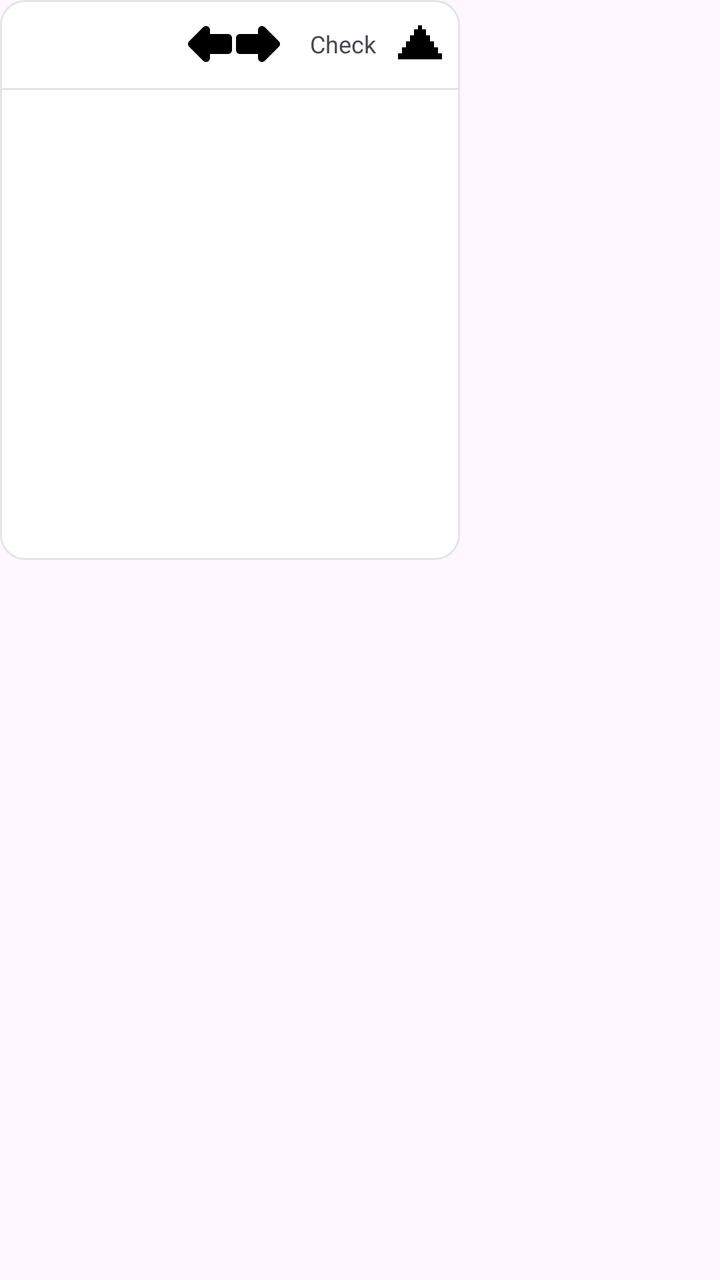
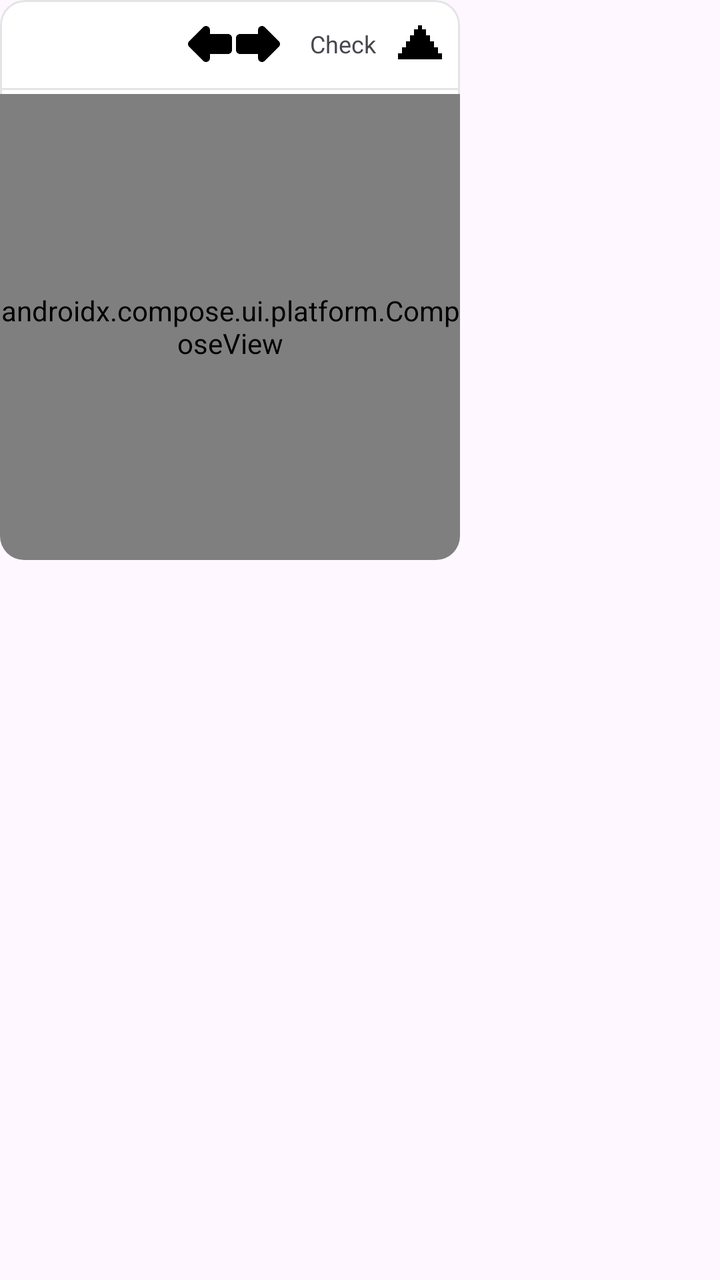

Screens rendered from an Android XML layout before and after an edit, with the pre-edit source and the edit as a unified diff.
<!-- AndroidManifest.xml: application theme AppTheme -->
<!-- res/layout/bubble_sheet_menu.xml -->
<?xml version="1.0" encoding="utf-8"?>
<FrameLayout xmlns:android="http://schemas.android.com/apk/res/android"
    android:id="@+id/bubble_sheet_root"
    android:layout_width="match_parent"
    android:layout_height="match_parent"
    android:clickable="true"
    android:focusable="true">

    <LinearLayout
        android:id="@+id/bubble_sheet_panel"
        android:layout_width="230dp"
        android:layout_height="280dp"
        android:orientation="vertical"
        android:background="@drawable/menu_panel_bg"
        android:clipToOutline="true"
        android:layout_gravity="top|start"
        android:layout_marginStart="0dp"
        android:layout_marginTop="0dp">

        
        <LinearLayout
            android:layout_width="match_parent"
            android:layout_height="44dp"
            android:orientation="horizontal"
            android:gravity="center_vertical"
            android:paddingStart="8dp"
            android:paddingEnd="8dp">

            <ImageView
                android:id="@+id/bubble_sheet_icon"
                android:layout_width="22dp"
                android:layout_height="22dp"
                android:contentDescription="Sheet type"
                android:scaleType="centerInside" />

            <LinearLayout
                android:layout_width="0dp"
                android:layout_height="wrap_content"
                android:layout_weight="1"
                android:layout_marginStart="6dp"
                android:orientation="vertical"
                android:gravity="center_vertical">

                <TextView
                    android:id="@+id/bubble_sheet_name"
                    android:layout_width="match_parent"
                    android:layout_height="wrap_content"
                    android:maxLines="1"
                    android:ellipsize="end"
                    android:textColor="#18181B"
                    android:textSize="12sp"
                    android:textStyle="bold" />

                <TextView
                    android:id="@+id/bubble_sheet_description"
                    android:layout_width="match_parent"
                    android:layout_height="wrap_content"
                    android:maxLines="1"
                    android:ellipsize="end"
                    android:textColor="#71717A"
                    android:textSize="9sp" />
            </LinearLayout>

            <ImageButton
                android:id="@+id/bubble_tool_undo"
                android:layout_width="24dp"
                android:layout_height="24dp"
                android:layout_marginStart="2dp"
                android:background="?android:attr/selectableItemBackgroundBorderless"
                android:contentDescription="Undo"
                android:padding="5dp"
                android:src="@drawable/ic_ss_undo" />

            <ImageButton
                android:id="@+id/bubble_tool_redo"
                android:layout_width="24dp"
                android:layout_height="24dp"
                android:background="?android:attr/selectableItemBackgroundBorderless"
                android:contentDescription="Redo"
                android:padding="5dp"
                android:src="@drawable/ic_ss_redo" />

            
            <LinearLayout
                android:id="@+id/bubble_tool_check_pill"
                android:layout_width="wrap_content"
                android:layout_height="wrap_content"
                android:layout_marginStart="4dp"
                android:orientation="horizontal"
                android:gravity="center_vertical">

                <ProgressBar
                    android:id="@+id/bubble_tool_spinner"
                    android:layout_width="12dp"
                    android:layout_height="12dp"
                    android:layout_marginStart="10dp"
                    android:indeterminate="true"
                    android:visibility="gone" />

                <TextView
                    android:id="@+id/bubble_tool_check"
                    android:layout_width="wrap_content"
                    android:layout_height="wrap_content"
                    android:paddingStart="10dp"
                    android:paddingEnd="10dp"
                    android:paddingTop="5dp"
                    android:paddingBottom="5dp"
                    android:text="Check"
                    android:textSize="12sp" />

                <ImageButton
                    android:id="@+id/bubble_tool_arrow"
                    android:layout_width="24dp"
                    android:layout_height="24dp"
                    android:background="?android:attr/selectableItemBackgroundBorderless"
                    android:contentDescription="Check options"
                    android:padding="7dp"
                    android:src="@drawable/ic_ss_check_arrow" />
            </LinearLayout>
        </LinearLayout>

        <LinearLayout
            android:id="@+id/bubble_check_menu"
            android:layout_width="match_parent"
            android:layout_height="wrap_content"
            android:layout_marginStart="4dp"
            android:layout_marginEnd="4dp"
            android:elevation="8dp"
            android:orientation="vertical"
            android:visibility="gone" />

        <View
            android:layout_width="match_parent"
            android:layout_height="1dp"
            android:background="#E4E4E7" />

        
        <LinearLayout
            android:layout_width="match_parent"
            android:layout_height="0dp"
            android:layout_weight="1"
            android:layout_marginTop="2dp"
            android:orientation="vertical">

            <LinearLayout
                android:id="@+id/bubble_sheet_header_row"
                android:layout_width="match_parent"
                android:layout_height="wrap_content"
                android:orientation="vertical" />

            <FrameLayout
                android:layout_width="match_parent"
                android:layout_height="0dp"
                android:layout_weight="1">

                <ScrollView
                    android:id="@+id/bubble_sheet_scroll"
                    android:layout_width="match_parent"
                    android:layout_height="match_parent"
                    android:fillViewport="true"
                    android:overScrollMode="never"
                    android:scrollbars="vertical">

                    <LinearLayout
                        android:id="@+id/bubble_sheet_rows"
                        android:layout_width="match_parent"
                        android:layout_height="wrap_content"
                        android:orientation="vertical"
                        android:paddingBottom="4dp" />
                </ScrollView>

                <TextView
                    android:id="@+id/bubble_sheet_empty"
                    android:layout_width="match_parent"
                    android:layout_height="match_parent"
                    android:gravity="center"
                    android:padding="16dp"
                    android:text="No rows yet"
                    android:textColor="#71717A"
                    android:textSize="11sp"
                    android:visibility="gone" />
            </FrameLayout>
        </LinearLayout>
    </LinearLayout>
</FrameLayout>
<!-- resources referenced by this layout -->
<resources>
  <!-- drawable ic_ss_check_arrow (drawable) -->
  <vector xmlns:android="http://schemas.android.com/apk/res/android"
      android:width="24dp" android:height="24dp"
      android:viewportWidth="24" android:viewportHeight="24">
      <path android:fillColor="#000000" android:pathData="M13,5h2v3h2v3h2v3h2v3h2v3H1v-3h2v-3h2v-3h2V8h2V5h2V3h2z" />
  </vector>
  <!-- drawable ic_ss_redo (drawable) -->
  <vector xmlns:android="http://schemas.android.com/apk/res/android"
      android:width="24dp" android:height="24dp"
      android:viewportWidth="24" android:viewportHeight="24">
      <path
          android:fillColor="#000000"
          android:pathData="M22.4142,13.4142L15.4142,20.4142C15.1283,20.7001 14.7699,20.886 14.3902,20.9616C14.0106,21.0371 13.6082,21.0026 13.2346,20.8478C12.861,20.693 12.5521,20.433 12.337,20.1111C12.122,19.7893 12,19.4044 12,19L12,17L3,17C2.448,17 1.9466,16.7751 1.5858,16.4142C1.2249,16.0534 1,15.552 1,15L1,9C1,8.448 1.2249,7.9466 1.5858,7.5858C1.9466,7.2249 2.448,7 3,7L12,7L12,5C12,4.5956 12.122,4.2107 12.337,3.8889C12.5521,3.567 12.861,3.307 13.2346,3.1522C13.6082,2.9974 14.0106,2.9629 14.3902,3.0384C14.7699,3.114 15.1283,3.2999 15.4142,3.5858L22.4142,10.5858C22.8045,10.9761 23,11.4897 23,12C23,12.5103 22.8045,13.0239 22.4142,13.4142Z" />
  </vector>
  <!-- drawable ic_ss_undo (drawable) -->
  <vector xmlns:android="http://schemas.android.com/apk/res/android"
      android:width="24dp" android:height="24dp"
      android:viewportWidth="24" android:viewportHeight="24">
      <path
          android:fillColor="#000000"
          android:pathData="M1.5858,10.5858L8.5858,3.5858C8.8717,3.2999 9.2301,3.114 9.6098,3.0384C9.9894,2.9629 10.3918,2.9974 10.7654,3.1522C11.139,3.307 11.4479,3.567 11.663,3.8889C11.878,4.2107 12,4.5956 12,5L12,7L21,7C21.552,7 22.0534,7.2249 22.4142,7.5858C22.7751,7.9466 23,8.448 23,9L23,15C23,15.552 22.7751,16.0534 22.4142,16.4142C22.0534,16.7751 21.552,17 21,17L12,17L12,19C12,19.4044 11.878,19.7893 11.663,20.1111C11.4479,20.433 11.139,20.693 10.7654,20.8478C10.3918,21.0026 9.9894,21.0371 9.6098,20.9616C9.2301,20.886 8.8717,20.7001 8.5858,20.4142L1.5858,13.4142C1.1955,13.0239 1,12.5103 1,12C1,11.4897 1.1955,10.9761 1.5858,10.5858Z" />
  </vector>
  <!-- drawable menu_panel_bg (drawable) -->
  <shape xmlns:android="http://schemas.android.com/apk/res/android"
      android:shape="rectangle">
      <solid android:color="#FFFFFF" />
      <corners android:radius="12dp" />
      <stroke
          android:width="1dp"
          android:color="#E4E4E7" />
  </shape>
  <style name="AppTheme" parent="Theme.Material3.DayNight.NoActionBar">
  		<item name="colorPrimary">#006A60</item>
  		<item name="colorOnPrimary">#FFFFFF</item>
  		<item name="colorPrimaryContainer">#74F8E5</item>
  		<item name="colorOnPrimaryContainer">#00201C</item>
  	</style>
</resources>

<!-- the commit's change to res/layout/bubble_sheet_menu.xml (unified diff, before → after) -->
@@ -114,7 +114,7 @@
                     android:layout_height="24dp"
                     android:background="?android:attr/selectableItemBackgroundBorderless"
                     android:contentDescription="Check options"
-                    android:padding="7dp"
+                    android:padding="8dp"
                     android:src="@drawable/ic_ss_check_arrow" />
             </LinearLayout>
         </LinearLayout>
@@ -135,51 +135,29 @@
             android:background="#E4E4E7" />
 
         
-        <LinearLayout
+        <FrameLayout
             android:layout_width="match_parent"
             android:layout_height="0dp"
             android:layout_weight="1"
-            android:layout_marginTop="2dp"
-            android:orientation="vertical">
+            android:layout_marginTop="2dp">
 
-            <LinearLayout
-                android:id="@+id/bubble_sheet_header_row"
+            <androidx.compose.ui.platform.ComposeView
+                android:id="@+id/bubble_sheet_grid"
                 android:layout_width="match_parent"
-                android:layout_height="wrap_content"
-                android:orientation="vertical" />
+                android:layout_height="match_parent"
+                android:overScrollMode="never"
+                android:scrollbars="vertical" />
 
-            <FrameLayout
+            <TextView
+                android:id="@+id/bubble_sheet_empty"
                 android:layout_width="match_parent"
-                android:layout_height="0dp"
-                android:layout_weight="1">
-
-                <ScrollView
-                    android:id="@+id/bubble_sheet_scroll"
-                    android:layout_width="match_parent"
-                    android:layout_height="match_parent"
-                    android:fillViewport="true"
-                    android:overScrollMode="never"
-                    android:scrollbars="vertical">
-
-                    <LinearLayout
-                        android:id="@+id/bubble_sheet_rows"
-                        android:layout_width="match_parent"
-                        android:layout_height="wrap_content"
-                        android:orientation="vertical"
-                        android:paddingBottom="4dp" />
-                </ScrollView>
-
-                <TextView
-                    android:id="@+id/bubble_sheet_empty"
-                    android:layout_width="match_parent"
-                    android:layout_height="match_parent"
-                    android:gravity="center"
-                    android:padding="16dp"
-                    android:text="No rows yet"
-                    android:textColor="#71717A"
-                    android:textSize="11sp"
-                    android:visibility="gone" />
-            </FrameLayout>
-        </LinearLayout>
+                android:layout_height="match_parent"
+                android:gravity="center"
+                android:padding="16dp"
+                android:text="No rows yet"
+                android:textColor="#71717A"
+                android:textSize="11sp"
+                android:visibility="gone" />
+        </FrameLayout>
     </LinearLayout>
 </FrameLayout>
